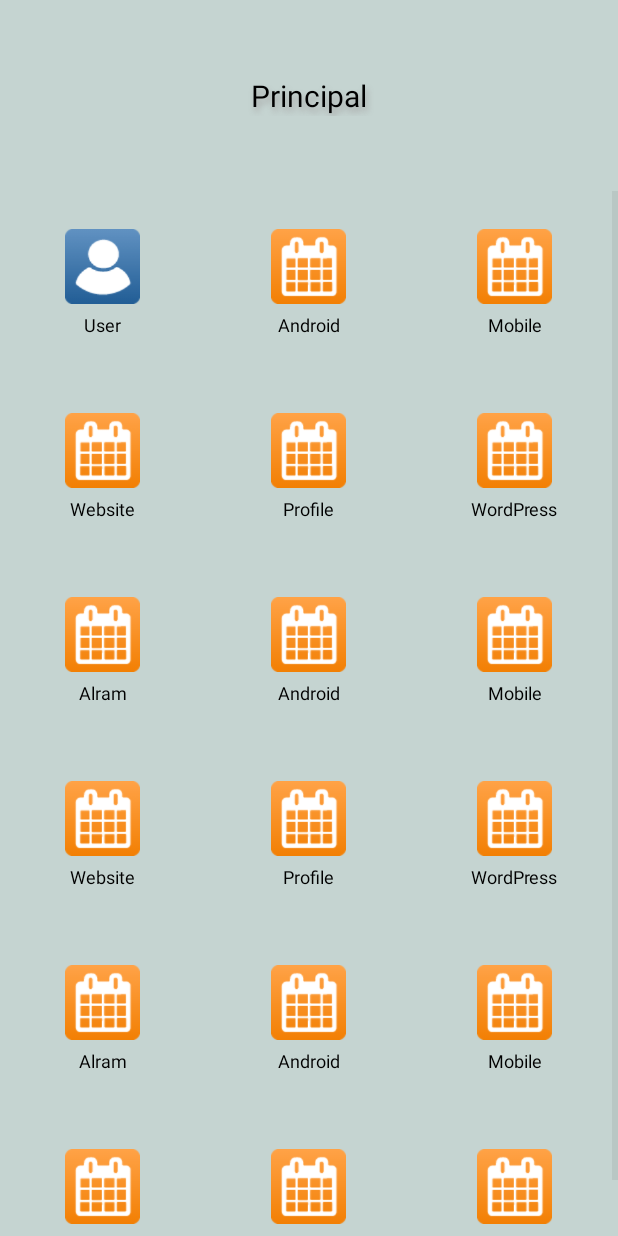
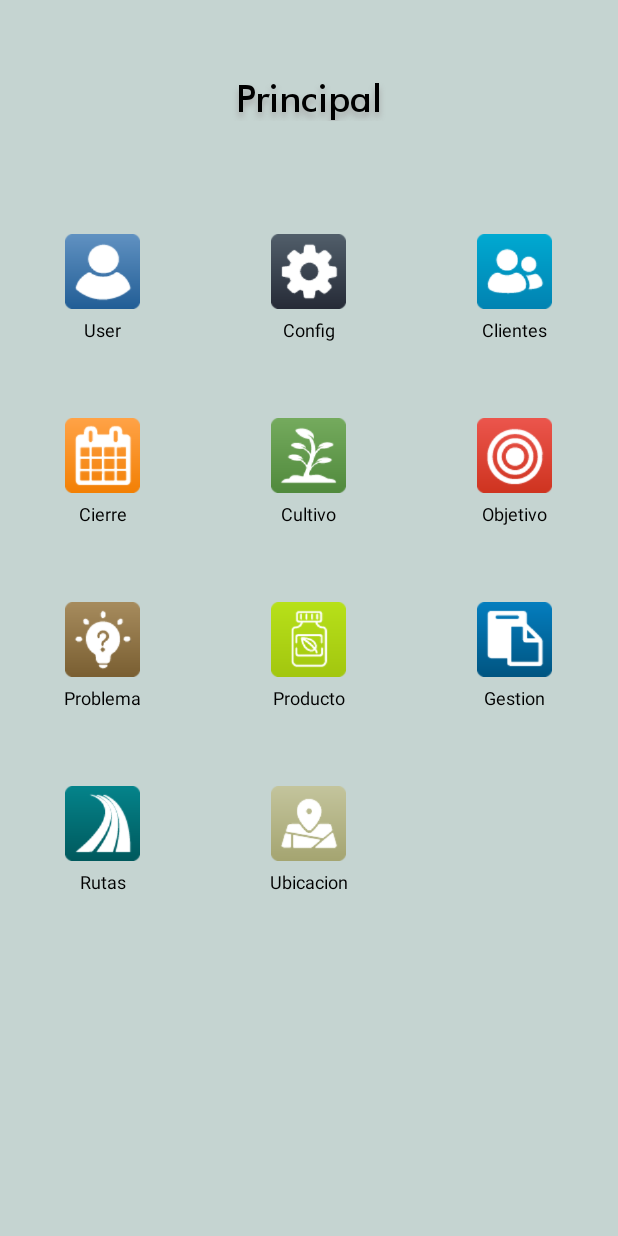
Before and after one commit to poolgiancarlos2012/InfoCSEG, an Android app: the PrincipalActivity screen opened directly, with no data from a screen before it, on a phone screen of 412 x 824 dp. Run offline under Robolectric (Android 15) with nearby library versions, the phone set to English and light mode, and no system bars.

Commit message:
Añadiendo los iconos al menu principal

```diff
--- a/app/src/main/java/com/example/poolpg/infocseg/activity/Principal/PrincipalActivity.java
+++ b/app/src/main/java/com/example/poolpg/infocseg/activity/Principal/PrincipalActivity.java
@@ -1,5 +1,7 @@
 package com.example.poolpg.infocseg.activity.Principal;
 
+import android.content.pm.ActivityInfo;
+import android.graphics.Typeface;
 import android.support.v7.app.AppCompatActivity;
 import android.os.Bundle;
 import com.example.poolpg.infocseg.R;
@@ -7,29 +9,57 @@ import com.example.poolpg.infocseg.R;
 import android.view.View;
 import android.widget.AdapterView;
 import android.widget.GridView;
+import android.widget.TextView;
 import android.widget.Toast;
+import android.graphics.Typeface;
 
 public class PrincipalActivity extends AppCompatActivity {
+
+    TextView lbl_principal;
+
+    private Typeface typ_futurabold;
+
+
 
     GridView androidGridView;
 
     String[] gridViewString = {
-            "User", "Android", "Mobile", "Website", "Profile", "WordPress",
-            "Alram", "Android", "Mobile", "Website", "Profile", "WordPress",
-            "Alram", "Android", "Mobile", "Website", "Profile", "WordPress",
-
+            "User",
+            "Config",
+            "Clientes",
+            "Cierre",
+            "Cultivo",
+            "Objetivo",
+            "Problema",
+            "Producto",
+            "Gestion",
+            "Rutas",
+            "Ubicacion"
     } ;
     int[] gridViewImageId = {
-            R.drawable.usuario, R.drawable.cierre, R.drawable.cierre, R.drawable.cierre, R.drawable.cierre, R.drawable.cierre,
-            R.drawable.cierre, R.drawable.cierre, R.drawable.cierre, R.drawable.cierre, R.drawable.cierre, R.drawable.cierre,
-            R.drawable.cierre, R.drawable.cierre, R.drawable.cierre, R.drawable.cierre, R.drawable.cierre, R.drawable.cierre,
-
+            R.drawable.menuuser,
+            R.drawable.menuconfig,
+            R.drawable.menuclientes,
+            R.drawable.menucierre,
+            R.drawable.menucultivo,
+            R.drawable.menuobjetivo,
+            R.drawable.menuproblema,
+            R.drawable.menuproducto,
+            R.drawable.menugestion,
+            R.drawable.menurutas,
+            R.drawable.menuubicacion
     };
 
     @Override
     protected void onCreate(Bundle savedInstanceState) {
+        setRequestedOrientation(ActivityInfo.SCREEN_ORIENTATION_PORTRAIT);
         super.onCreate(savedInstanceState);
         setContentView(R.layout.activity_principal);
+
+        String futurabold = "fonts/Futura Md BT Medium.ttf";
+        this.typ_futurabold = Typeface.createFromAsset(getAssets(),futurabold);
+        lbl_principal = findViewById(R.id.vwPrincipal);
+        lbl_principal.setTypeface(typ_futurabold);
 
         CustomGridViewActivity adapterViewAndroid = new CustomGridViewActivity(PrincipalActivity.this, gridViewString, gridViewImageId);
         androidGridView = findViewById(R.id.grid_view_image_text);
--- a/app/src/main/java/com/example/poolpg/infocseg/activity/main/MainPresenter.java
+++ b/app/src/main/java/com/example/poolpg/infocseg/activity/main/MainPresenter.java
@@ -34,7 +34,7 @@ public class MainPresenter {
                     Boolean success = response.body().getSuccess();
 
                     if (success){
-                        view.onRequestSuccess(response.body().getDni());
+                        view.onRequestSuccess(response.body().getMessage());
                     } else {
                         view.onRequestError(response.body().getMessage());
                     }
--- a/app/src/main/java/com/example/poolpg/infocseg/api/MySQL/ApiClientMySQL.java
+++ b/app/src/main/java/com/example/poolpg/infocseg/api/MySQL/ApiClientMySQL.java
@@ -8,7 +8,7 @@ import retrofit2.converter.gson.GsonConverterFactory;
 
 public class ApiClientMySQL {
 
-    public static final String BASE_URL = "http://192.168.1.63:8080/WebService/MySQL/SQL/";
+    public static final String BASE_URL = "http://191.98.186.82:8080/WebService/MySQL/SQL/";
     private static Retrofit retrofit;
 
     public static Retrofit getApiClient() {
--- a/app/src/main/res/layout/activity_principal.xml
+++ b/app/src/main/res/layout/activity_principal.xml
@@ -8,16 +8,15 @@
     android:orientation="vertical">
 
     <TextView
-        android:id="@+id/vwAccede"
+        android:id="@+id/vwPrincipal"
         android:layout_width="match_parent"
         android:layout_height="wrap_content"
         android:gravity="center"
         android:text="@string/tituloprincipal"
         android:textColor="@color/colornegro"
-        android:textSize="20sp"
+        android:textSize="25sp"
         android:shadowColor="#A5A5A5"
         android:shadowRadius="5"
-        android:shadowDx="2"
         android:layout_marginTop="50dp"
         android:layout_marginBottom="50dp"
         android:shadowDy="5"/>
```
Also changed, not shown: app/src/main/res/drawable/menucierre.png (renamed from app/src/main/res/drawable/cierre.png), app/src/main/res/drawable/menuclientes.png (added), app/src/main/res/drawable/menuconfig.png (added), app/src/main/res/drawable/menucultivo.png (added), app/src/main/res/drawable/menugestion.png (added), app/src/main/res/drawable/menuobjetivo.png (added), app/src/main/res/drawable/menuproblema.png (added), app/src/main/res/drawable/menuproducto.png (added), app/src/main/res/drawable/menurutas.png (added), app/src/main/res/drawable/menuubicacion.png (added), app/src/main/res/drawable/menuuser.png (renamed from app/src/main/res/drawable/usuario.png).
